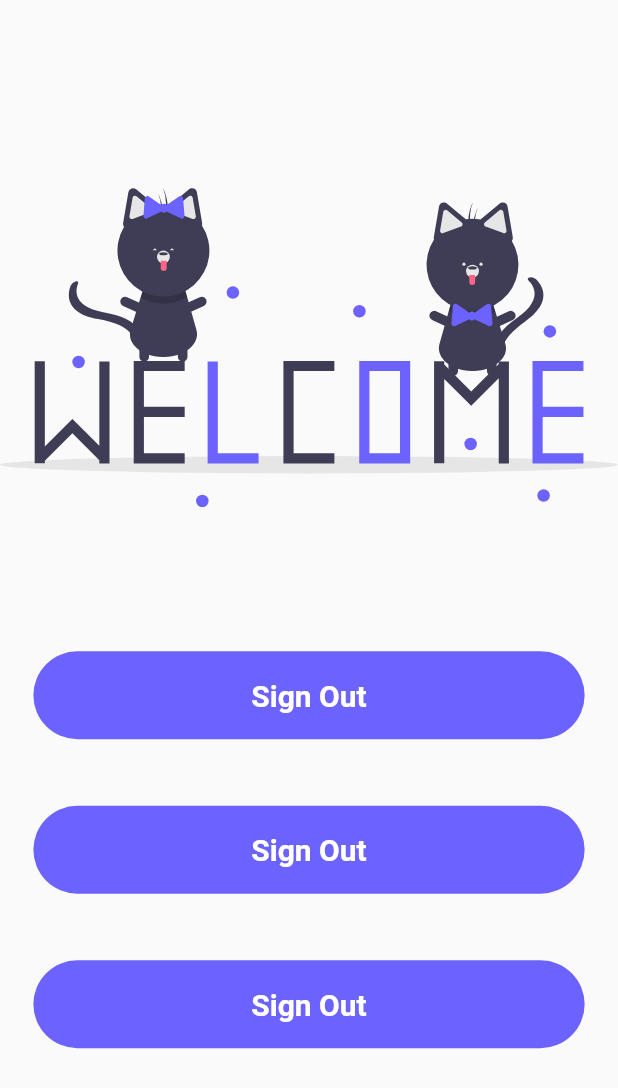
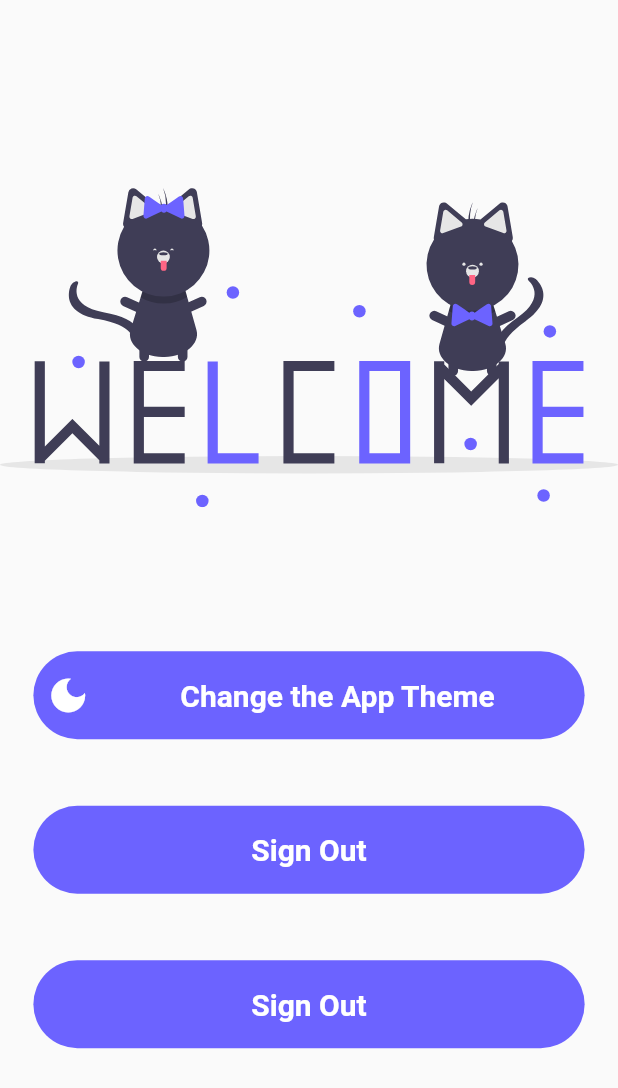
Before and after one commit to furkanagess/auth_pages_with_firebase, a Flutter app: the screen it shows after launch, after a tap on "Skip", on a phone screen of 412 x 824 dp. Shown: the top 1088 px of the screen. Run offline on Flutter 3.47's test engine with Material 2 defaults, Android fonts, the phone set to English and light mode, and no system bars; our stand-ins replace auto_size_text, dio, easy_localization, email_validator, firebase_auth, firebase_core and 5 more; missing offline and left inert: dart:js; accounts and stored records are empty; generated files the repository leaves out were written again.

Commit message:
change theme

```diff
--- a/lib/view/home/view/home_view.dart
+++ b/lib/view/home/view/home_view.dart
@@ -1,9 +1,12 @@
 import 'package:flutter/material.dart';
 import 'package:flutter_auth/core/base/view/base_view.dart';
+import 'package:flutter_auth/core/constants/enums/app_theme_enums.dart';
 import 'package:flutter_auth/core/extension/context_extension.dart';
 import 'package:flutter_auth/core/extension/string_extension.dart';
+import 'package:flutter_auth/core/init/notifier/theme_notifier.dart';
 import 'package:flutter_auth/view/home/viewModel/home_view_model.dart';
 import 'package:flutter_svg/flutter_svg.dart';
+import 'package:provider/provider.dart';
 
 import '../../../core/constants/svg/svg_constants.dart';
 import '../../../core/init/lang/locale_keys.g.dart';
@@ -39,7 +42,7 @@ class HomeView extends StatelessWidget {
             ),
             Expanded(
               flex: 2,
-              child: signOutButton(context, viewModel),
+              child: chaneThemeButton(context, viewModel),
             ),
             Expanded(
               flex: 2,
@@ -85,4 +88,34 @@ Padding signOutButton(BuildContext context, HomeViewModel viewModel) {
   );
 }
 
+Padding chaneThemeButton(BuildContext context, HomeViewModel viewModel) {
+  return Padding(
+    padding: context.paddingNormal,
+    child: ElevatedButton.icon(
+      icon: Icon(
+        context.watch<ThemeNotifier>().currenThemeEnum == AppThemes.LIGHT ? Icons.dark_mode : Icons.sunny,
+        color: context.colors.background,
+      ),
+      onPressed: () {
+        context.read<ThemeNotifier>().changeTheme();
+      },
+      label: Center(
+        child: Text(
+          "Change the App Theme",
+          style: context.textTheme.headline6?.copyWith(
+            color: context.colors.background,
+            fontWeight: FontWeight.bold,
+          ),
+        ),
+      ),
+      style: ElevatedButton.styleFrom(
+        elevation: 0,
+        padding: context.paddingLow,
+        shape: StadiumBorder(),
+        backgroundColor: context.colors.onSecondary,
+      ),
+    ),
+  );
+}
+
 SvgPicture buildSVG() => SvgPicture.asset(SVGConstants.instance.welcomeCat);
--- a/lib/view/home/viewModel/home_view_model.dart
+++ b/lib/view/home/viewModel/home_view_model.dart
@@ -1,7 +1,11 @@
+import 'dart:js';
+
 import 'package:firebase_auth/firebase_auth.dart';
 import 'package:flutter/material.dart';
 import 'package:flutter_auth/core/base/model/base_view_model.dart';
+import 'package:flutter_auth/core/init/notifier/theme_notifier.dart';
 import 'package:mobx/mobx.dart';
+import 'package:provider/provider.dart';
 part 'home_view_model.g.dart';
 
 class HomeViewModel = _HomeViewModelBase with _$HomeViewModel;
@@ -17,4 +21,6 @@ abstract class _HomeViewModelBase with Store, BaseViewModel {
   Future<void> signOut() async {
     await FirebaseAuth.instance.signOut();
   }
+
+  void changeAppTheme() {}
 }
```
